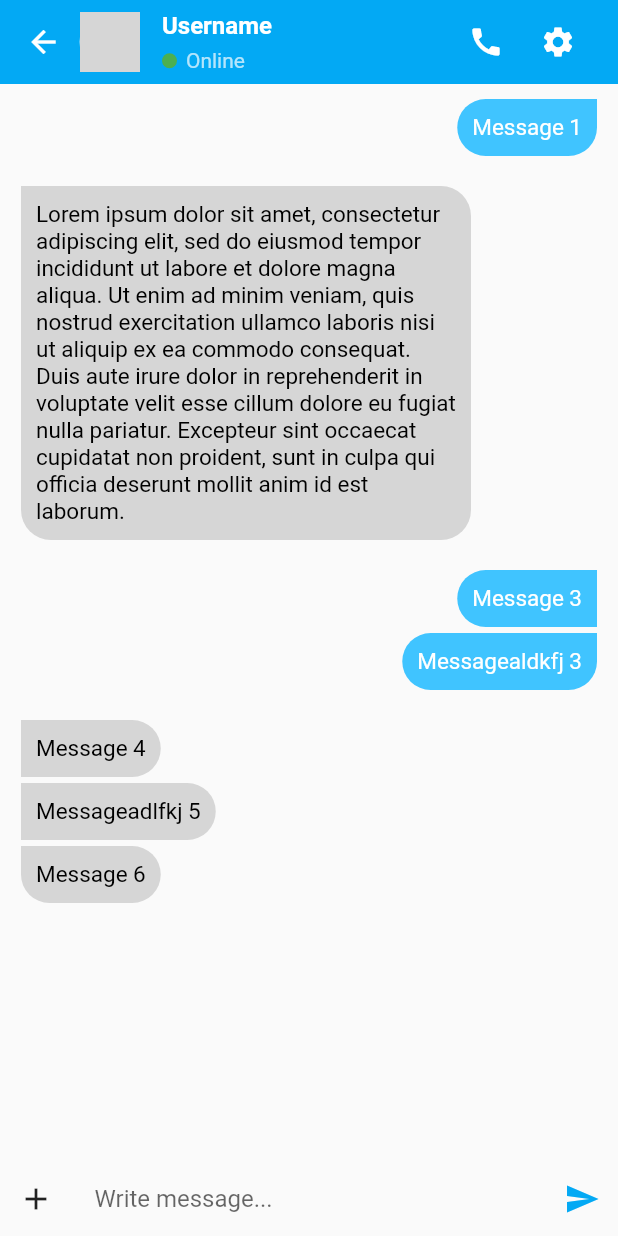
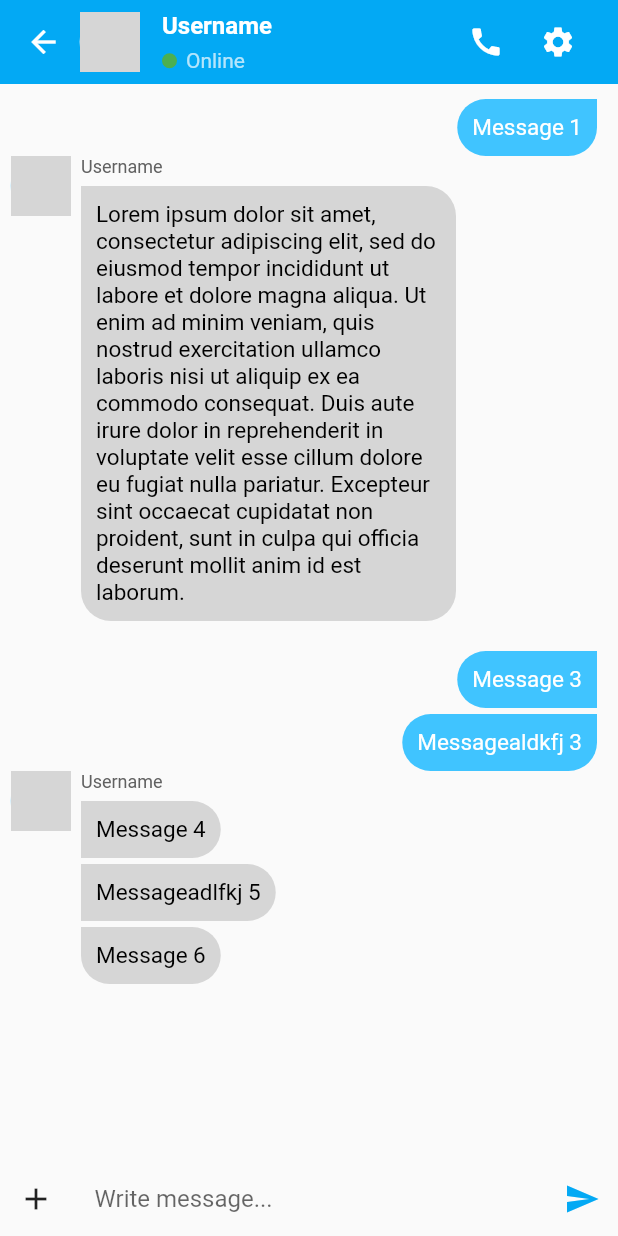
Before and after one commit to 0thElement/olaz, a Flutter app: the ConversationScreen screen opened directly, on a phone screen of 412 x 824 dp. Run offline on Flutter 3.47's test engine with Material 2 defaults, Android fonts, the phone set to English and light mode, and no system bars; our stand-ins replace bottom_navy_bar; network calls fail; grey boxes are pictures that could not be loaded.

Commit message:
Conversation screen support more than 2 people

```diff
--- a/lib/screens/chat/conversation.dart
+++ b/lib/screens/chat/conversation.dart
@@ -1,5 +1,6 @@
 import 'package:flutter/material.dart';
-import 'package:olaz/widgets/message.dart';
+import 'package:olaz/widgets/message_bar.dart';
+import 'package:olaz/widgets/message_bubble.dart';
 
 class ConversationScreen extends StatefulWidget {
   const ConversationScreen({Key? key}) : super(key: key);
@@ -11,20 +12,22 @@ class ConversationScreen extends StatefulWidget {
 class MessageData {
   bool wasSentBySelf;
   String message;
-  MessageData(this.message, this.wasSentBySelf);
+  String user;
+  MessageData(this.user, this.message, this.wasSentBySelf);
 }
 
 class _ConversationScreenState extends State<ConversationScreen> {
   List<MessageData> messages = [
-    MessageData("Message 1", true),
+    MessageData("user1", "Message 1", true),
     MessageData(
+        "user2",
         "Lorem ipsum dolor sit amet, consectetur adipiscing elit, sed do eiusmod tempor incididunt ut labore et dolore magna aliqua. Ut enim ad minim veniam, quis nostrud exercitation ullamco laboris nisi ut aliquip ex ea commodo consequat. Duis aute irure dolor in reprehenderit in voluptate velit esse cillum dolore eu fugiat nulla pariatur. Excepteur sint occaecat cupidatat non proident, sunt in culpa qui officia deserunt mollit anim id est laborum.",
         false),
-    MessageData("Message 3", true),
-    MessageData("Messagealdkfj 3", true),
-    MessageData("Message 4", false),
-    MessageData("Messageadlfkj 5", false),
-    MessageData("Message 6", false),
+    MessageData("user1", "Message 3", true),
+    MessageData("user1", "Messagealdkfj 3", true),
+    MessageData("user2", "Message 4", false),
+    MessageData("user2", "Messageadlfkj 5", false),
+    MessageData("user2", "Message 6", false),
   ];
 
   @override
@@ -44,40 +47,21 @@ class _ConversationScreenState extends State<ConversationScreen> {
       shrinkWrap: true,
       itemBuilder: (context, index) {
         bool isBottomOfChain = index == messages.length - 1 ||
-            messages[index + 1].wasSentBySelf != messages[index].wasSentBySelf;
-        bool isTopOfChain = index == 0 ||
-            messages[index - 1].wasSentBySelf != messages[index].wasSentBySelf;
+            messages[index + 1].user != messages[index].user;
+        bool isTopOfChain =
+            index == 0 || messages[index - 1].user != messages[index].user;
 
-        return Message(messages[index].message, messages[index].wasSentBySelf,
-            isTopOfChain, isBottomOfChain);
+        return MessageBubble(
+          messages[index].message,
+          messages[index].wasSentBySelf,
+          isTopOfChain,
+          isBottomOfChain,
+          user: "Username",
+          avatar: "",
+        );
       });
 
-  Widget sendMessageBar() => Align(
-        alignment: Alignment.bottomLeft,
-        child: Container(
-          constraints: const BoxConstraints(minHeight: 50),
-          child: Row(children: [
-            //More options button
-            IconButton(onPressed: () {}, icon: const Icon(Icons.add)),
-            //Text field
-            const Expanded(
-              child: TextField(
-                keyboardType: TextInputType.multiline,
-                textAlignVertical: TextAlignVertical.center,
-                decoration: InputDecoration(
-                    contentPadding: EdgeInsets.all(15),
-                    hintText: "Write message...",
-                    border: InputBorder.none),
-                maxLines: null,
-              ),
-            ),
-            //Send Button
-            IconButton(
-                onPressed: () {},
-                icon: const Icon(Icons.send, color: Colors.lightBlue))
-          ]),
-        ),
-      );
+  Widget sendMessageBar() => MessageBar("Write message...", () {});
 
   AppBar customAppBar(BuildContext context) => AppBar(
         elevation: 0,
--- a/lib/widgets/message.dart
+++ /dev/null
@@ -1,60 +0,0 @@
-import 'package:flutter/material.dart';
-
-class Message extends StatelessWidget {
-  final bool wasSentBySelf;
-  final String message;
-  final bool isTopOfChain;
-  final bool isBottomOfChain;
-  const Message(
-      this.message, this.wasSentBySelf, this.isTopOfChain, this.isBottomOfChain,
-      {Key? key})
-      : super(key: key);
-
-  static const Radius borderRadius = Radius.circular(20);
-
-  BorderRadius bubbleBorder() => wasSentBySelf
-      ? BorderRadius.only(
-          topLeft: borderRadius,
-          topRight: Radius.zero,
-          bottomLeft: borderRadius,
-          bottomRight: isBottomOfChain ? borderRadius : Radius.zero,
-        )
-      : BorderRadius.only(
-          topLeft: Radius.zero,
-          topRight: borderRadius,
-          bottomLeft: isBottomOfChain ? borderRadius : Radius.zero,
-          bottomRight: borderRadius,
-        );
-
-  TextStyle textStyle() => TextStyle(
-      fontSize: 15, color: wasSentBySelf ? Colors.white : Colors.black);
-
-  Color backgroundColor() =>
-      wasSentBySelf ? Colors.lightBlueAccent : Colors.grey[350]!;
-
-  @override
-  Widget build(BuildContext context) {
-    return Container(
-      padding: EdgeInsets.only(
-        left: 14,
-        right: 14,
-        top: isTopOfChain ? 10 : 2,
-        bottom: isBottomOfChain ? 10 : 2,
-      ),
-      child: Align(
-        alignment: wasSentBySelf ? Alignment.topRight : Alignment.topLeft,
-        child: Container(
-            constraints: const BoxConstraints(maxWidth: 300),
-            decoration: BoxDecoration(
-              borderRadius: bubbleBorder(),
-              color: backgroundColor(),
-            ),
-            padding: const EdgeInsets.all(10),
-            child: Text(
-              message,
-              style: textStyle(),
-            )),
-      ),
-    );
-  }
-}
--- /dev/null
+++ b/lib/widgets/message_bar.dart
@@ -0,0 +1,37 @@
+import 'package:flutter/material.dart';
+
+class MessageBar extends StatelessWidget {
+  final String hint;
+  final VoidCallback onSend;
+  const MessageBar(this.hint, this.onSend, {Key? key}) : super(key: key);
+
+  @override
+  Widget build(BuildContext context) {
+    return Align(
+      alignment: Alignment.bottomLeft,
+      child: Container(
+        constraints: const BoxConstraints(minHeight: 50),
+        child: Row(children: [
+          //More options button
+          IconButton(onPressed: () {}, icon: const Icon(Icons.add)),
+          //Text field
+          Expanded(
+            child: TextField(
+              keyboardType: TextInputType.multiline,
+              textAlignVertical: TextAlignVertical.center,
+              decoration: InputDecoration(
+                  contentPadding: const EdgeInsets.all(15),
+                  hintText: hint,
+                  border: InputBorder.none),
+              maxLines: null,
+            ),
+          ),
+          //Send Button
+          IconButton(
+              onPressed: onSend,
+              icon: const Icon(Icons.send, color: Colors.lightBlue))
+        ]),
+      ),
+    );
+  }
+}
--- /dev/null
+++ b/lib/widgets/message_bubble.dart
@@ -0,0 +1,85 @@
+import 'package:flutter/material.dart';
+
+class MessageBubble extends StatelessWidget {
+  final String? user;
+  final String? avatar;
+  final bool wasSentBySelf;
+  final String message;
+  final bool isTopOfChain;
+  final bool isBottomOfChain;
+  const MessageBubble(
+      this.message, this.wasSentBySelf, this.isTopOfChain, this.isBottomOfChain,
+      {this.user, this.avatar, Key? key})
+      : super(key: key);
+
+  static const Radius borderRadius = Radius.circular(20);
+
+  bool shouldRenderSender() =>
+      !wasSentBySelf && user != null && avatar != null && isTopOfChain;
+
+  Widget userAvatar() => CircleAvatar(
+        backgroundImage: NetworkImage(avatar!),
+        maxRadius: 20,
+      );
+
+  Widget username() => Text(
+        user!,
+        style: TextStyle(fontSize: 12, color: Colors.grey[700]),
+      );
+
+  BorderRadius bubbleBorder() => wasSentBySelf
+      ? BorderRadius.only(
+          topLeft: borderRadius,
+          topRight: Radius.zero,
+          bottomLeft: borderRadius,
+          bottomRight: isBottomOfChain ? borderRadius : Radius.zero,
+        )
+      : BorderRadius.only(
+          topLeft: Radius.zero,
+          topRight: borderRadius,
+          bottomLeft: isBottomOfChain ? borderRadius : Radius.zero,
+          bottomRight: borderRadius,
+        );
+
+  TextStyle textStyle() => TextStyle(
+      fontSize: 15, color: wasSentBySelf ? Colors.white : Colors.black);
+
+  Color backgroundColor() =>
+      wasSentBySelf ? Colors.lightBlueAccent : Colors.grey[350]!;
+
+  Widget bubble() => Container(
+      padding: EdgeInsets.only(left: wasSentBySelf ? 0 : 54),
+      alignment: wasSentBySelf ? Alignment.topRight : Alignment.topLeft,
+      child: Container(
+          constraints: const BoxConstraints(maxWidth: 250),
+          decoration: BoxDecoration(
+            borderRadius: bubbleBorder(),
+            color: backgroundColor(),
+          ),
+          padding: const EdgeInsets.all(10),
+          child: Text(
+            message,
+            style: textStyle(),
+          )));
+
+  @override
+  Widget build(BuildContext context) {
+    return Container(
+        padding: EdgeInsets.only(
+          left: 0,
+          right: 14,
+          top: isTopOfChain ? 10 : 2,
+          bottom: isBottomOfChain ? 10 : 2,
+        ),
+        child: Stack(
+          children: shouldRenderSender()
+              ? [
+                  bubble(),
+                  Positioned(child: userAvatar(), left: 7, top: -20),
+                  Positioned(child: username(), left: 54, top: -20),
+                ]
+              : [bubble()],
+          clipBehavior: Clip.none,
+        ));
+  }
+}
```
